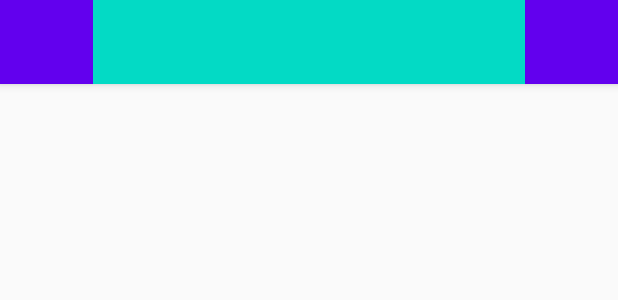
After one commit to quochuy190/VBeeOnAndoid, an Android app: the layout app_bar_main.xml on its own in the app's theme, with its tools: preview values and no code run, on a phone screen of 412 x 824 dp. The commit adds this screen. Shown: the top 300 px of the screen. Run offline under Robolectric (Android 15) with nearby library versions, the phone set to English and light mode, and no system bars.

Commit message:
add navigation

```diff
--- a/app/src/main/java/com/vn/vbeeon/presentation/fragment/MainFragment.kt
+++ b/app/src/main/java/com/vn/vbeeon/presentation/fragment/MainFragment.kt
@@ -1,17 +1,10 @@
 package com.vn.vbeeon.presentation.fragment
 
 import android.os.Bundle
-import android.view.Menu
-import android.view.MenuInflater
-import android.view.MenuItem
 import androidx.lifecycle.ViewModelProviders
-import androidx.recyclerview.widget.DividerItemDecoration
-import androidx.recyclerview.widget.RecyclerView
-import androidx.swiperefreshlayout.widget.SwipeRefreshLayout
-import butterknife.BindView
-import com.vn.vbeeon.MainActivity
 import com.vn.vbeeon.R
 import com.vn.vbeeon.common.di.component.AppComponent
+import com.vn.vbeeon.presentation.activity.MainActivity
 import com.vn.vbeeon.presentation.base.BaseFragment
 import com.vn.vbeeon.presentation.viewmodel.MainViewModel
 
@@ -30,7 +23,7 @@ class MainFragment : BaseFragment() {
     }
 
     override fun getLayoutRes(): Int {
-        return R.layout.activity_main
+        return R.layout.fragment_main
     }
 
     override fun initView() {
--- /dev/null
+++ b/app/src/main/java/com/vn/vbeeon/presentation/widget/CommonToolbar.java
@@ -0,0 +1,58 @@
+package com.vn.vbeeon.presentation.widget;
+
+import android.content.Context;
+import android.util.AttributeSet;
+import android.view.Gravity;
+import android.view.LayoutInflater;
+import android.view.View;
+import android.widget.TextView;
+import androidx.appcompat.widget.Toolbar;
+import com.vn.vbeeon.R;
+
+public class CommonToolbar extends Toolbar {
+    public CommonToolbar(Context context) {
+        super(context);
+    }
+
+    public CommonToolbar(Context context, AttributeSet attrs) {
+        super(context, attrs);
+        init();
+    }
+
+    public CommonToolbar(Context context, AttributeSet attrs, int defStyleAttr) {
+        super(context, attrs, defStyleAttr);
+        init();
+    }
+
+    private TextView tvTitle;
+    private TextView tvSubtitle;
+    private View view;
+    private void init() {
+        view = LayoutInflater.from(this.getContext()).inflate(R.layout.view_toolbar, null);
+        tvTitle = view.findViewById(R.id.tv_title_toolbar);
+        tvSubtitle = view.findViewById(R.id.tv_sub_title_toolbar);
+        addView(view);
+        ((LayoutParams) view.getLayoutParams()).gravity = Gravity.CENTER;
+    }
+
+    public void setGravityTitle(int gravity){
+        ((LayoutParams) view.getLayoutParams()).gravity = gravity;
+    }
+    public void setSubtitle(String subtitle) {
+        this.tvSubtitle.setText(subtitle);
+        this.tvSubtitle.setVisibility(VISIBLE);
+    }
+
+    public void setSubtitle(int res) {
+        this.tvSubtitle.setText(res);
+        this.tvSubtitle.setVisibility(VISIBLE);
+    }
+
+    public void setTitle(String title) {
+        this.tvTitle.setText(title);
+    }
+
+    public void setTitle(int res) {
+        this.tvTitle.setText(res);
+    }
+}
--- /dev/null
+++ b/app/src/main/res/layout/app_bar_main.xml
@@ -0,0 +1,41 @@
+<?xml version="1.0" encoding="utf-8"?>
+<androidx.coordinatorlayout.widget.CoordinatorLayout xmlns:android="http://schemas.android.com/apk/res/android"
+    xmlns:app="http://schemas.android.com/apk/res-auto"
+    xmlns:tools="http://schemas.android.com/tools"
+    android:layout_width="match_parent"
+    android:layout_height="match_parent"
+    tools:context=".presentation.activity.MainActivity">
+
+    <com.google.android.material.appbar.AppBarLayout
+        android:layout_width="match_parent"
+        android:layout_height="wrap_content"
+        android:theme="@style/AppTheme.AppBarOverlay">
+        <androidx.constraintlayout.widget.ConstraintLayout
+            android:layout_width="match_parent"
+            android:layout_height="wrap_content">
+            <androidx.appcompat.widget.Toolbar
+                app:layout_constraintTop_toTopOf="parent"
+                app:layout_constraintStart_toStartOf="parent"
+                android:id="@+id/toolbar"
+                android:layout_width="match_parent"
+                android:layout_height="?attr/actionBarSize"
+                android:background="?attr/colorPrimary"
+                app:popupTheme="@style/AppTheme.PopupOverlay" />
+            <com.vn.vbeeon.presentation.widget.CommonToolbar
+                android:background="@color/colorAccent"
+                app:layout_constraintEnd_toEndOf="parent"
+                app:layout_constraintWidth_percent="0.7"
+                app:layout_constraintTop_toTopOf="parent"
+                app:layout_constraintStart_toStartOf="parent"
+                android:layout_width="0dp"
+                android:layout_height="?attr/actionBarSize"/>
+        </androidx.constraintlayout.widget.ConstraintLayout>
+
+
+
+    </com.google.android.material.appbar.AppBarLayout>
+
+    <include layout="@layout/content_main" />
+
+
+</androidx.coordinatorlayout.widget.CoordinatorLayout>
--- /dev/null
+++ b/app/src/main/res/layout/content_main.xml
@@ -0,0 +1,20 @@
+<?xml version="1.0" encoding="utf-8"?>
+<androidx.constraintlayout.widget.ConstraintLayout xmlns:android="http://schemas.android.com/apk/res/android"
+    xmlns:app="http://schemas.android.com/apk/res-auto"
+    xmlns:tools="http://schemas.android.com/tools"
+    android:layout_width="match_parent"
+    android:layout_height="match_parent"
+    app:layout_behavior="@string/appbar_scrolling_view_behavior"
+    tools:showIn="@layout/app_bar_main">
+
+    <fragment
+        android:id="@+id/nav_host_fragment"
+        android:name="androidx.navigation.fragment.NavHostFragment"
+        android:layout_width="match_parent"
+        android:layout_height="match_parent"
+        app:defaultNavHost="true"
+        app:layout_constraintLeft_toLeftOf="parent"
+        app:layout_constraintRight_toRightOf="parent"
+        app:layout_constraintTop_toTopOf="parent"
+        app:navGraph="@navigation/main_navigation" />
+</androidx.constraintlayout.widget.ConstraintLayout>
--- /dev/null
+++ b/app/src/main/res/layout/fragment_main.xml
@@ -0,0 +1,6 @@
+<?xml version="1.0" encoding="utf-8"?>
+<androidx.constraintlayout.widget.ConstraintLayout
+    xmlns:android="http://schemas.android.com/apk/res/android" android:layout_width="match_parent"
+    android:layout_height="match_parent">
+
+</androidx.constraintlayout.widget.ConstraintLayout>
--- /dev/null
+++ b/app/src/main/res/navigation/main_navigation.xml
@@ -0,0 +1,16 @@
+<?xml version="1.0" encoding="utf-8"?>
+<navigation xmlns:android="http://schemas.android.com/apk/res/android"
+    xmlns:app="http://schemas.android.com/apk/res-auto"
+    xmlns:tools="http://schemas.android.com/tools"
+    android:id="@+id/main_navigation"
+    app:startDestination="@+id/nav_home"
+    tools:ignore="UnusedNavigation">
+
+    <fragment
+        android:id="@+id/nav_home"
+        android:name="com.vn.vbeeon.presentation.fragment.MainFragment"
+        android:label="@string/menu_home"
+        tools:layout="@layout/fragment_main" />
+
+
+</navigation>
--- a/app/src/main/res/values/colors.xml
+++ b/app/src/main/res/values/colors.xml
@@ -3,4 +3,6 @@
     <color name="colorPrimary">#6200EE</color>
     <color name="colorPrimaryDark">#3700B3</color>
     <color name="colorAccent">#03DAC5</color>
+
+
 </resources>
--- a/app/src/main/res/values/styles.xml
+++ b/app/src/main/res/values/styles.xml
@@ -7,4 +7,13 @@
         <item name="colorAccent">@color/colorAccent</item>
     </style>
 
+    <style name="AppTheme.NoActionBar">
+        <item name="windowActionBar">false</item>
+        <item name="windowNoTitle">true</item>
+    </style>
+
+    <style name="AppTheme.AppBarOverlay" parent="ThemeOverlay.AppCompat.Dark.ActionBar" />
+
+    <style name="AppTheme.PopupOverlay" parent="ThemeOverlay.AppCompat.Light" />
+
 </resources>
```
Also changed, not shown: app/build.gradle (+7 -0 lines), app/src/main/AndroidManifest.xml (+9 -4 lines), app/src/main/java/com/vn/vbeeon/MainActivity.kt (deleted, +0 -12 lines), app/src/main/java/com/vn/vbeeon/presentation/activity/MainActivity.kt (added, +40 -0 lines), app/src/main/res/layout/activity_main.xml (+29 -10 lines), app/src/main/res/layout/nav_header_main.xml (added, +35 -0 lines), app/src/main/res/layout/view_toolbar.xml (added, +32 -0 lines), app/src/main/res/menu/main.xml (added, +8 -0 lines), app/src/main/res/values/strings.xml (+12 -0 lines).
